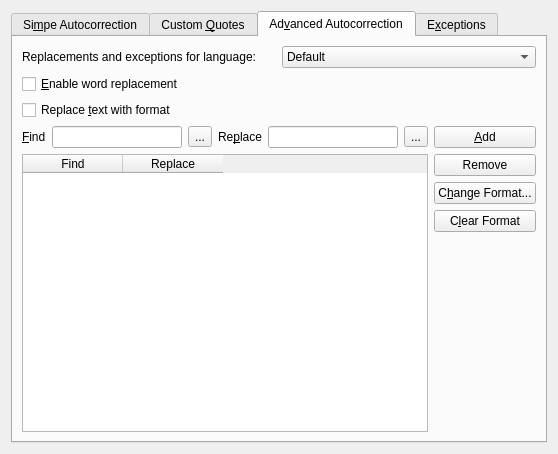
Above: plugins/autocorrection/AutocorrectConfig.ui from KDE/krita before the change. Below: the same form after it.
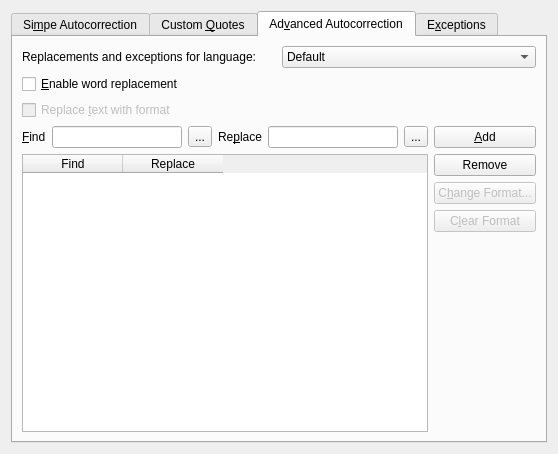
That is the form after the change. The open tabs and pages were chosen to show the change.

```diff
--- a/plugins/autocorrection/AutocorrectConfig.ui
+++ b/plugins/autocorrection/AutocorrectConfig.ui
@@ -362,6 +362,9 @@
        </item>
        <item row="2" column="0" >
         <widget class="QCheckBox" name="autoCorrectionWithFormat" >
+         <property name="enabled" >
+          <bool>false</bool>
+         </property>
          <property name="text" >
           <string>Replace &amp;text with format</string>
          </property>
@@ -400,10 +403,10 @@
           </widget>
          </item>
          <item>
-          <widget class="QLineEdit" name="specialChar2" />
+          <widget class="QLineEdit" name="replace" />
          </item>
          <item>
-          <widget class="QToolButton" name="toolButton_2" >
+          <widget class="QToolButton" name="specialChar2" >
            <property name="text" >
             <string>...</string>
            </property>
@@ -428,14 +431,20 @@
           </widget>
          </item>
          <item>
-          <widget class="QPushButton" name="pushButton_5" >
+          <widget class="QPushButton" name="changeFormat" >
+           <property name="enabled" >
+            <bool>false</bool>
+           </property>
            <property name="text" >
             <string>C&amp;hange Format...</string>
            </property>
           </widget>
          </item>
          <item>
-          <widget class="QPushButton" name="pushButton_6" >
+          <widget class="QPushButton" name="clearFormat" >
+           <property name="enabled" >
+            <bool>false</bool>
+           </property>
            <property name="text" >
             <string>C&amp;lear Format</string>
            </property>
```
Left out of the diff: 29 changed lines with no effect on the pictures.
